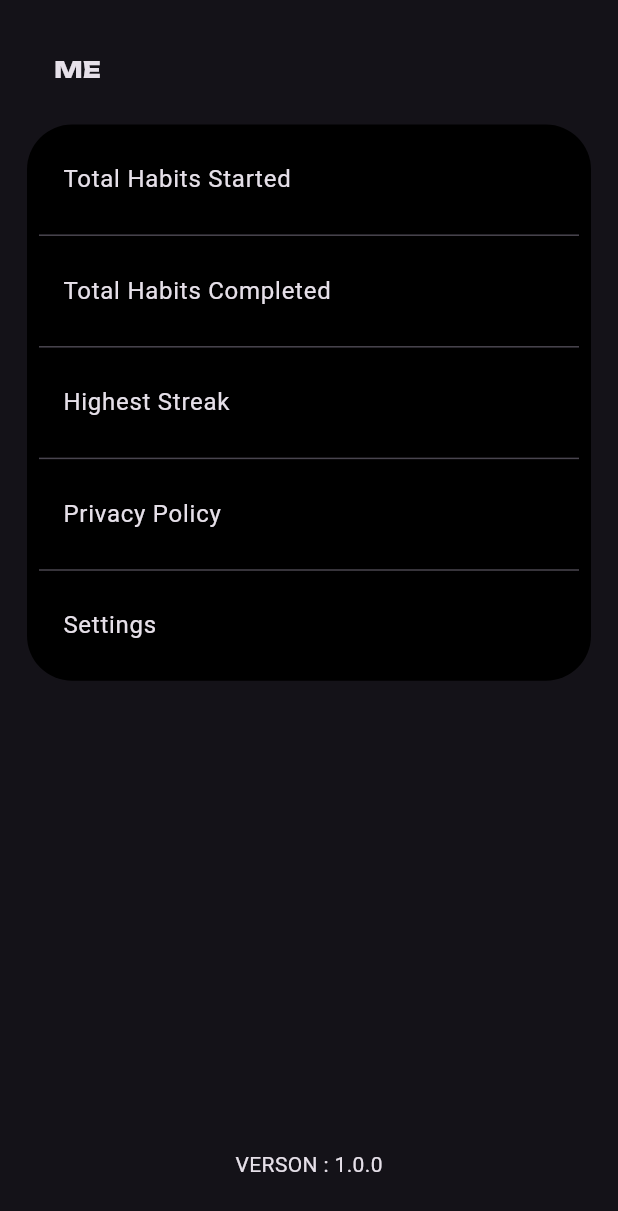
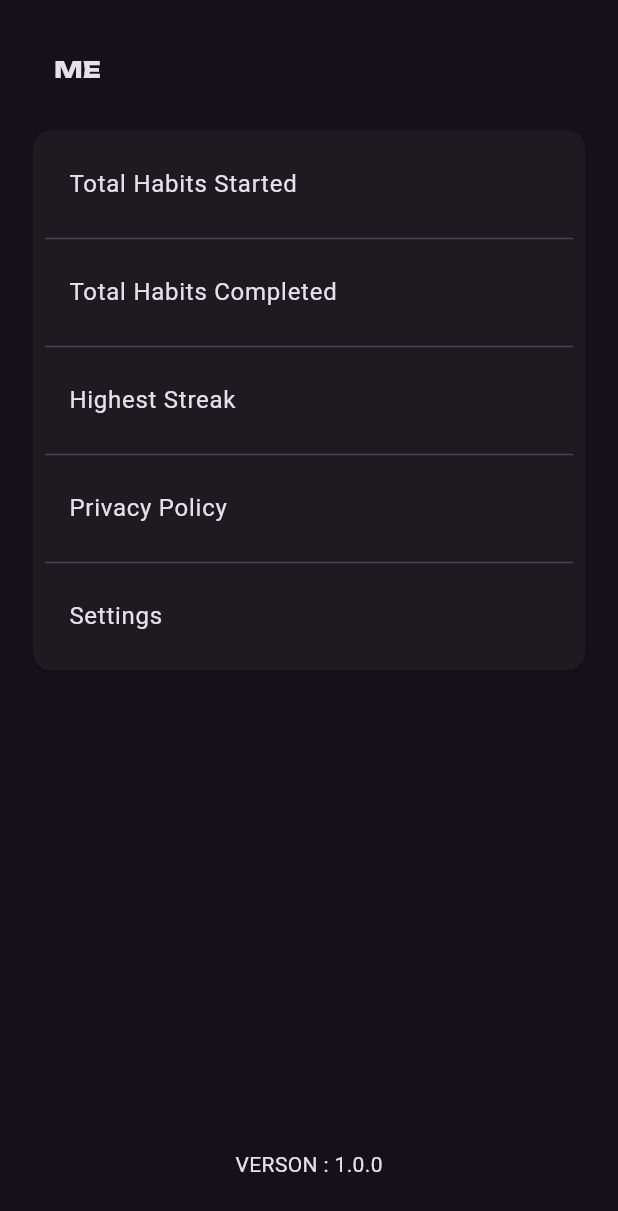
Before and after one commit to amaljosev/HabitsOn, a Flutter app: the ScreenProfile widget shown alone on an empty page, opened directly, on a phone screen of 412 x 824 dp. Shown: the top 1211 px of the screen. Run offline on Flutter 3.47's test engine with Material 3 defaults, Android fonts, the phone set to English and light mode, and no system bars; our stand-ins replace circular_countdown_timer, fl_chart, get, google_fonts, hive, hive_flutter and 5 more; missing offline and left inert: curved_navigation_bar_with_label, selector_wheel; accounts and stored records are empty; statements that could not run were skipped.

Commit message:
profile ui design started

```diff
--- a/lib/view/screens/profile_screen.dart
+++ b/lib/view/screens/profile_screen.dart
@@ -23,15 +23,10 @@ class ScreenProfile extends StatelessWidget {
               ],
             ),
           ),
-          Padding(
-            padding: const EdgeInsets.symmetric(vertical: 8.0),
-            child: Container(
-              height: size.height * 0.45,
-              width: size.width,
-              decoration: const BoxDecoration(
-                  color: Colors.black,
-                  borderRadius: BorderRadius.all(Radius.circular(30))),
-              child: const Padding(
+          const Padding(
+            padding: EdgeInsets.symmetric(vertical: 8.0),
+            child: Card(
+              child:  Padding(
                 padding: EdgeInsets.all(8.0),
                 child: Column(
                   mainAxisAlignment: MainAxisAlignment.spaceAround,
```
Also changed, not shown: lib/view/screens/timer_screen.dart (line endings or trailing spaces).
